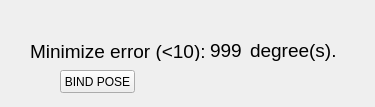
Before: the Qt Designer form trunk/src/extplugins/src/imuCostumeAlgorithms/ui/calib.ui in mk4me/hm-mde-mod, drawn with Qt 5.
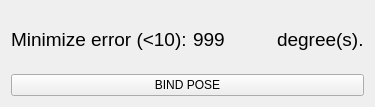
After: the same form once the commit is applied.

Commit message: poprawki layoutu widgeta

Patch:
```diff
--- a/trunk/src/extplugins/src/imuCostumeAlgorithms/ui/calib.ui
+++ b/trunk/src/extplugins/src/imuCostumeAlgorithms/ui/calib.ui
@@ -19,15 +19,11 @@
   <property name="windowTitle">
    <string>IMU callibration</string>
   </property>
+  <layout class="QVBoxLayout" name="verticalLayout">
+   <item>
+    <layout class="QHBoxLayout" name="horizontalLayout">
+     <item>
   <widget class="QLabel" name="calibLabel">
-   <property name="geometry">
-    <rect>
-     <x>30</x>
-     <y>40</y>
-     <width>181</width>
-     <height>21</height>
-    </rect>
-   </property>
    <property name="font">
     <font>
      <family>Arial</family>
@@ -38,15 +34,9 @@
     <string>Minimize error (&lt;10):</string>
    </property>
   </widget>
+     </item>
+     <item>
   <widget class="QLabel" name="calibText">
-   <property name="geometry">
-    <rect>
-     <x>210</x>
-     <y>40</y>
-     <width>41</width>
-     <height>21</height>
-    </rect>
-   </property>
    <property name="font">
     <font>
      <family>Arial</family>
@@ -57,15 +47,9 @@
     <string>999</string>
    </property>
   </widget>
+     </item>
+     <item>
   <widget class="QLabel" name="calibdegLabel">
-   <property name="geometry">
-    <rect>
-     <x>250</x>
-     <y>40</y>
-     <width>91</width>
-     <height>21</height>
-    </rect>
-   </property>
    <property name="font">
     <font>
      <family>Arial</family>
@@ -76,19 +60,17 @@
     <string>degree(s).</string>
    </property>
   </widget>
+     </item>
+    </layout>
+   </item>
+   <item>
   <widget class="QPushButton" name="pushButton">
-   <property name="geometry">
-    <rect>
-     <x>60</x>
-     <y>70</y>
-     <width>75</width>
-     <height>23</height>
-    </rect>
-   </property>
    <property name="text">
     <string>BIND POSE</string>
    </property>
   </widget>
+   </item>
+  </layout>
  </widget>
  <resources/>
  <connections>
```
Lines whose indentation alone changed are shown as unchanged.
